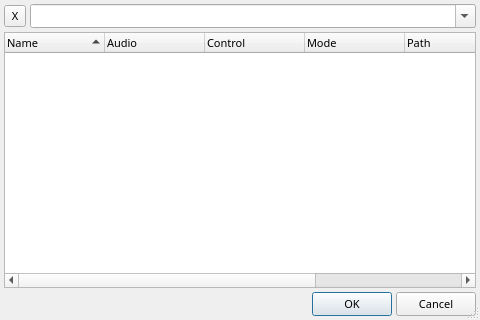
The window that src/qtractorPluginSelectForm.ui (rncbc/qtractor) describes before a commit, drawn with Qt 5.
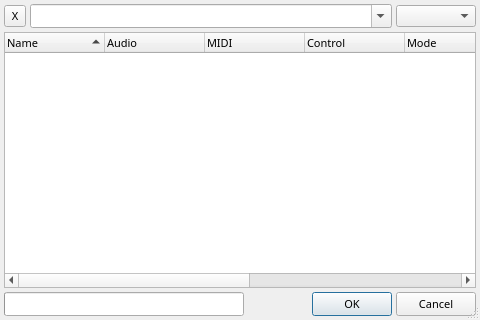
The same window after the commit. Icons and pictures are not drawn.

Diff of the .ui file:
```diff
--- a/src/qtractorPluginSelectForm.ui
+++ b/src/qtractorPluginSelectForm.ui
@@ -97,6 +97,12 @@
      </item>
      <item>
       <widget class="QComboBox" name="PluginSearchComboBox" >
+       <property name="minimumSize" >
+        <size>
+         <width>320</width>
+         <height>0</height>
+        </size>
+       </property>
        <property name="toolTip" >
         <string>Plugin search string (regular expression)</string>
        </property>
@@ -105,10 +111,32 @@
        </property>
       </widget>
      </item>
+     <item>
+      <widget class="QComboBox" name="PluginTypeComboBox" >
+       <property name="maximumSize" >
+        <size>
+         <width>80</width>
+         <height>22</height>
+        </size>
+       </property>
+       <property name="toolTip" >
+        <string>Plugin type</string>
+       </property>
+       <property name="editable" >
+        <bool>false</bool>
+       </property>
+      </widget>
+     </item>
     </layout>
    </item>
    <item>
     <widget class="QTreeWidget" name="PluginListView" >
+     <property name="minimumSize" >
+      <size>
+       <width>420</width>
+       <height>0</height>
+      </size>
+     </property>
      <property name="toolTip" >
       <string>Available plugins</string>
      </property>
@@ -140,6 +168,11 @@
        <string>Audio</string>
       </property>
      </column>
+     <column>
+      <property name="text" >
+       <string>MIDI</string>
+      </property>
+     </column>
      <column>
       <property name="text" >
        <string>Control</string>
@@ -165,6 +198,11 @@
        <string>Instances</string>
       </property>
      </column>
+     <column>
+      <property name="text" >
+       <string>Type</string>
+      </property>
+     </column>
     </widget>
    </item>
    <item>
@@ -175,6 +213,19 @@
      <property name="spacing" >
       <number>4</number>
      </property>
+     <item>
+      <widget class="QProgressBar" name="PluginTypeProgressBar" >
+       <property name="minimumSize" >
+        <size>
+         <width>240</width>
+         <height>0</height>
+        </size>
+       </property>
+       <property name="toolTip" >
+        <string>Plugin listing in progress...</string>
+       </property>
+      </widget>
+     </item>
      <item>
       <spacer>
        <property name="orientation" >
@@ -185,7 +236,7 @@
        </property>
        <property name="sizeHint" >
         <size>
-         <width>321</width>
+         <width>20</width>
          <height>20</height>
         </size>
        </property>
```
Left out of the diff: 3 changed lines with no effect on the pictures.
